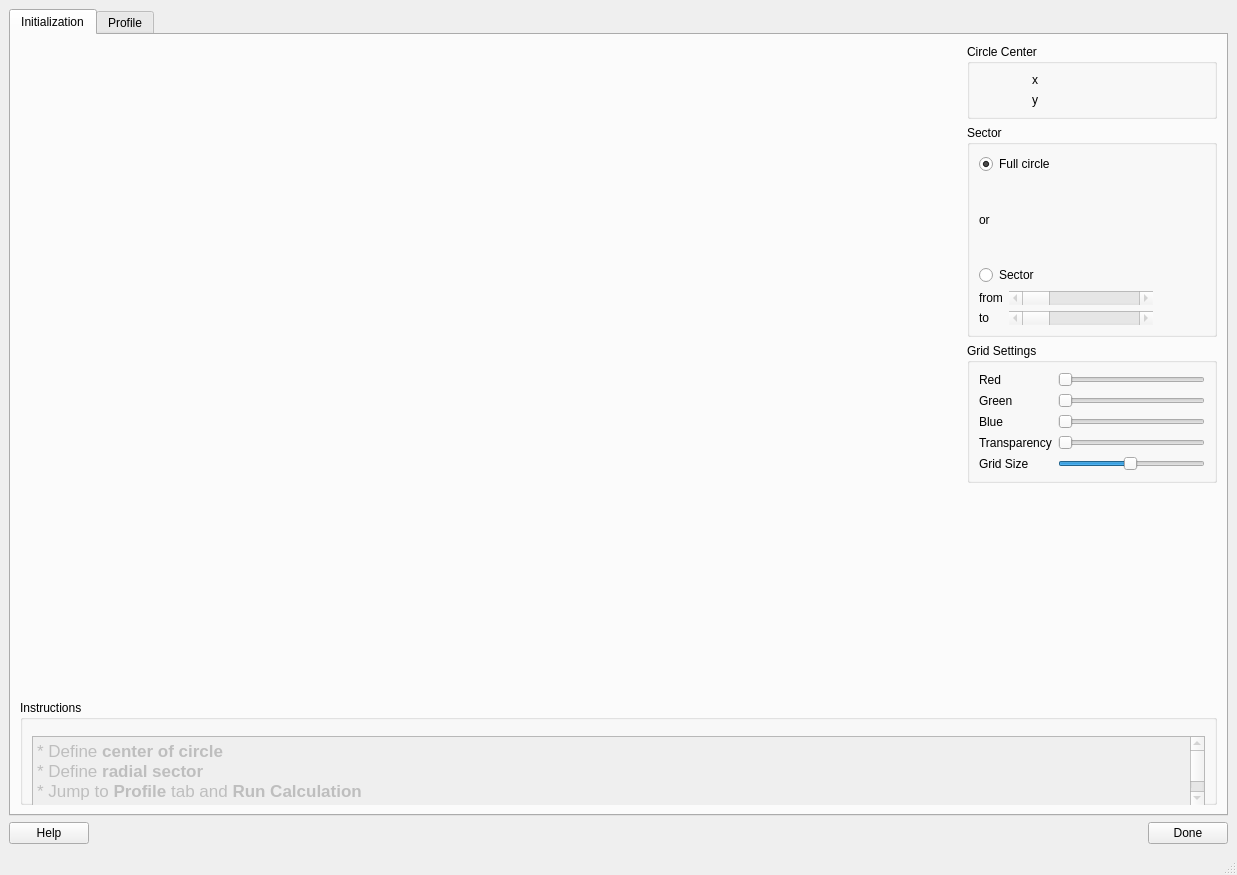
Old version of the form notebooks/ui/ui_radial_profile.ui in the repository neutronimaging/python_notebooks.
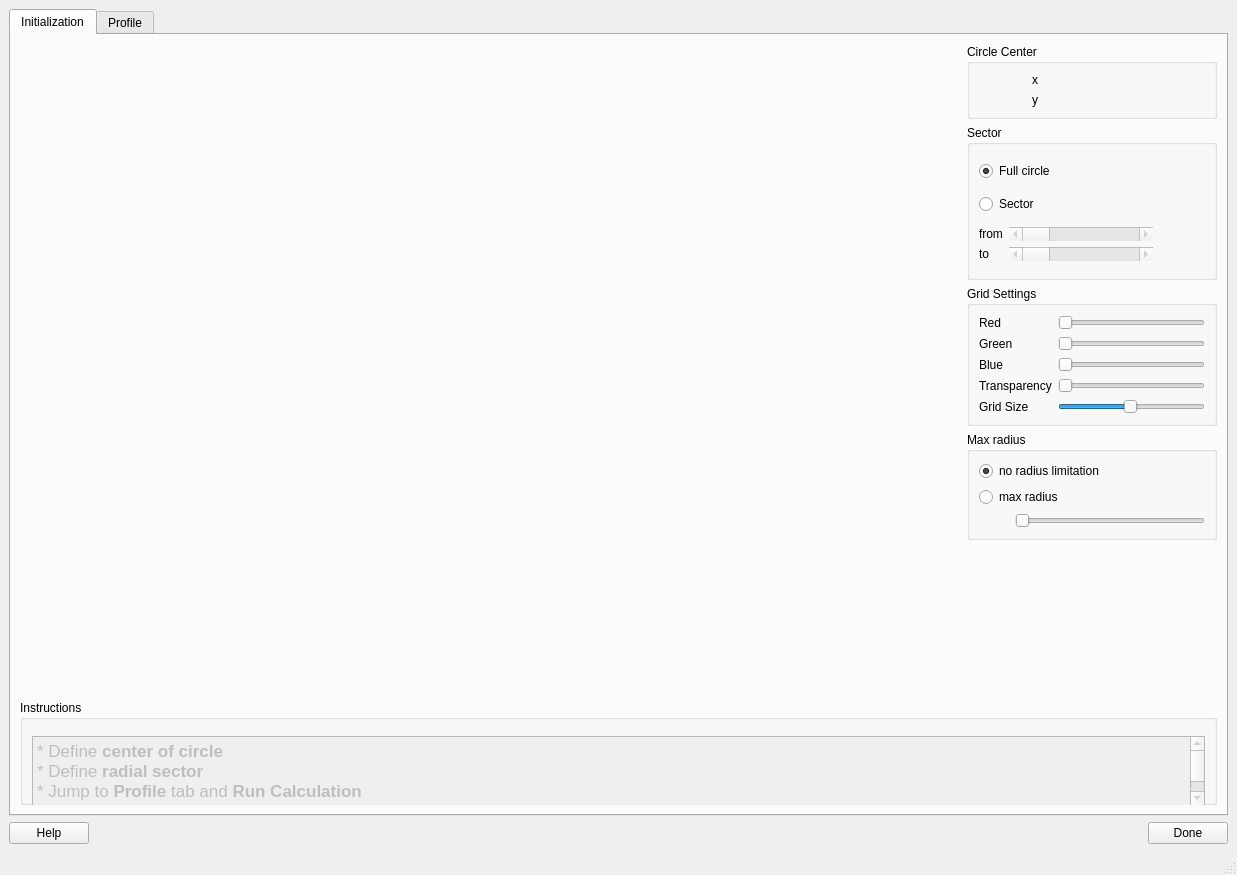
New version of the form.

Commit message: Added widgets for max radius and refactoring. this refs #30

Diff of the .ui file:
```diff
--- a/notebooks/ui/ui_radial_profile.ui
+++ b/notebooks/ui/ui_radial_profile.ui
@@ -146,13 +146,6 @@
                  </property>
                 </widget>
                </item>
-               <item>
-                <widget class="QLabel" name="label_3">
-                 <property name="text">
-                  <string>or</string>
-                 </property>
-                </widget>
-               </item>
                <item>
                 <widget class="QRadioButton" name="sector_sector">
                  <property name="text">
@@ -377,6 +370,56 @@
               </layout>
              </widget>
             </item>
+            <item>
+             <widget class="QGroupBox" name="groupBox_6">
+              <property name="maximumSize">
+               <size>
+                <width>250</width>
+                <height>16777215</height>
+               </size>
+              </property>
+              <property name="title">
+               <string>Max radius</string>
+              </property>
+              <layout class="QVBoxLayout" name="verticalLayout_7">
+               <item>
+                <widget class="QRadioButton" name="no_radius_radioButton">
+                 <property name="text">
+                  <string>no radius limitation</string>
+                 </property>
+                 <property name="checked">
+                  <bool>true</bool>
+                 </property>
+                </widget>
+               </item>
+               <item>
+                <widget class="QRadioButton" name="max_radius_radioButton">
+                 <property name="text">
+                  <string>max radius</string>
+                 </property>
+                </widget>
+               </item>
+               <item>
+                <layout class="QHBoxLayout" name="horizontalLayout_4">
+                 <item>
+                  <widget class="QLabel" name="label_3">
+                   <property name="text">
+                    <string>         </string>
+                   </property>
+                  </widget>
+                 </item>
+                 <item>
+                  <widget class="QSlider" name="max_radius_slider">
+                   <property name="orientation">
+                    <enum>Qt::Horizontal</enum>
+                   </property>
+                  </widget>
+                 </item>
+                </layout>
+               </item>
+              </layout>
+             </widget>
+            </item>
             <item>
              <spacer name="verticalSpacer">
               <property name="orientation">
```
Left out of the diff: 127 changed lines with no effect on the pictures. The commit also changes 4 other files.
